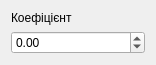
Above: DynModels/coefitem.ui from DesmondFox/DynModels before the change. Below: the same form after it.
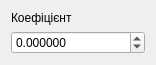
That is the form after the change.

Commit message: increased precision for coefs

The edit to the form file:
```diff
--- a/DynModels/coefitem.ui
+++ b/DynModels/coefitem.ui
@@ -41,6 +41,9 @@
    </item>
    <item>
     <widget class="QDoubleSpinBox" name="dsbCoef">
+     <property name="decimals">
+      <number>6</number>
+     </property>
      <property name="minimum">
       <double>-99.000000000000000</double>
      </property>
```
Left out of the diff: 3 changed lines with no effect on the pictures.
